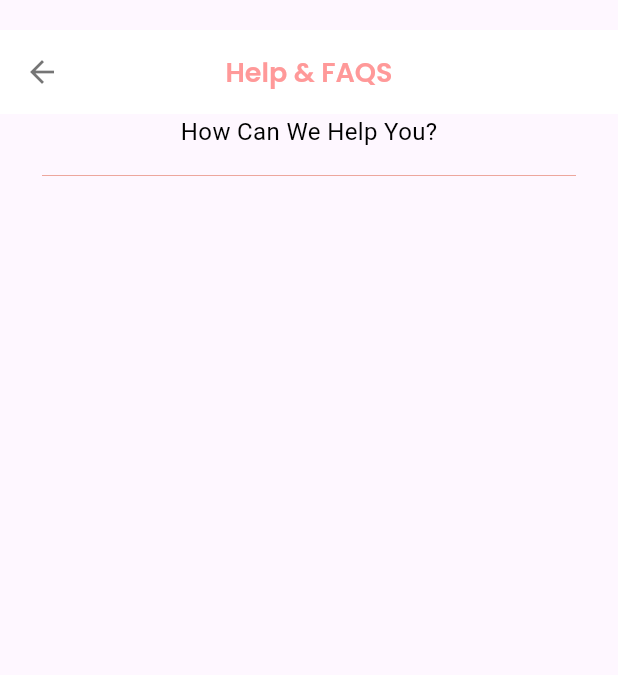
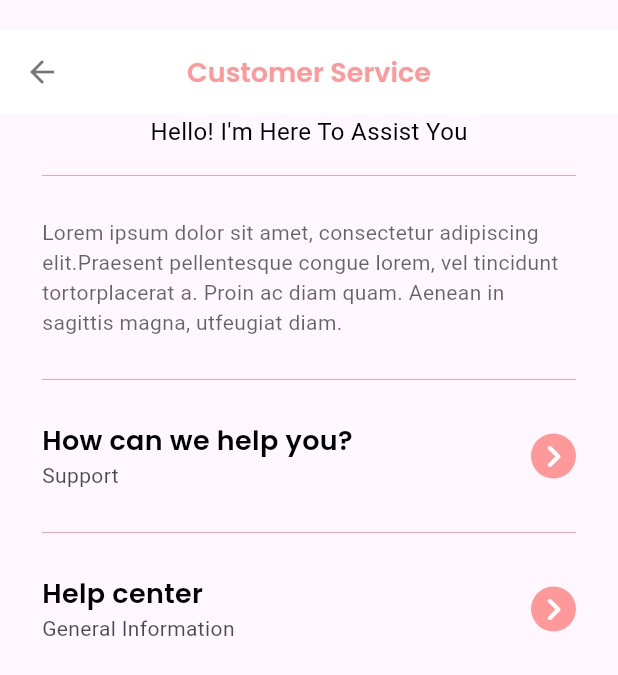
Before and after one commit to hlakhaled/customer-service, a Flutter app: the screen it shows after launch, on a phone screen of 412 x 824 dp. Shown: the top 675 px of the screen. Run offline on Flutter 3.47's test engine with Material 3 defaults, Android fonts, the phone set to English and light mode, and no system bars; our stand-ins replace get, google_fonts.

Commit message:
finish customer service screen

```diff
--- a/lib/core/widgets/custom_app_bar.dart
+++ b/lib/core/widgets/custom_app_bar.dart
@@ -1,11 +1,12 @@
 import 'package:customer_service/core/constatnts/app_colors.dart';
 import 'package:customer_service/core/utils/styles.dart';
 import 'package:customer_service/core/widgets/custom_divider.dart';
+import 'package:customer_service/data/common_model.dart';
 import 'package:flutter/material.dart';
 
 class CustomAppBar extends StatelessWidget implements PreferredSizeWidget {
-  const CustomAppBar({super.key});
-
+  const CustomAppBar({super.key, required this.commonModel});
+  final CommonModel commonModel;
   @override
   Widget build(BuildContext context) {
     return Column(
@@ -24,12 +25,12 @@ class CustomAppBar extends StatelessWidget implements PreferredSizeWidget {
             },
           ),
           title: Text(
-            "Help & FAQS",
+            commonModel.title,
             style: Styles.textStyle18,
           ),
         ),
         Text(
-          "How Can We Help You?",
+          commonModel.description,
           style: Styles.textStyle16,
         ),
         const SizedBox(
--- a/lib/core/widgets/custom_divider.dart
+++ b/lib/core/widgets/custom_divider.dart
@@ -1,6 +1,5 @@
 import 'package:customer_service/core/constatnts/app_colors.dart';
 import 'package:flutter/material.dart';
-
 
 class CustomDivider extends StatelessWidget {
   const CustomDivider({super.key});
--- /dev/null
+++ b/lib/data/common_model.dart
@@ -0,0 +1,6 @@
+class CommonModel {
+  final String title;
+  final String description;
+
+  const CommonModel({required this.title, required this.description});
+}
--- a/lib/modules/customer_service_module/views/widgets/customer_service_body.dart
+++ b/lib/modules/customer_service_module/views/widgets/customer_service_body.dart
@@ -1,20 +1,54 @@
+import 'package:customer_service/core/utils/styles.dart';
 import 'package:customer_service/core/widgets/custom_app_bar.dart';
-import 'package:flutter/widgets.dart';
+import 'package:customer_service/core/widgets/custom_divider.dart';
+import 'package:customer_service/data/common_model.dart';
+import 'package:customer_service/modules/customer_service_module/views/widgets/helping_section.dart';
+import 'package:flutter/material.dart';
 
 class CustomerServiceBody extends StatelessWidget {
   const CustomerServiceBody({super.key});
-
+  final List<CommonModel> help = const [
+    CommonModel(title: "How can we help you?", description: "Support"),
+    CommonModel(title: "Help center", description: "General Information"),
+  ];
   @override
   Widget build(BuildContext context) {
-    return const CustomScrollView(
+    return CustomScrollView(
       slivers: [
-        SliverToBoxAdapter(
+        const SliverToBoxAdapter(
             child: Padding(
           padding: EdgeInsets.only(
             top: 20,
           ),
-          child: CustomAppBar(),
-        ))
+          child: CustomAppBar(
+            commonModel: CommonModel(
+                title: "Customer Service",
+                description: "Hello! I'm Here To Assist You"),
+          ),
+        )),
+        SliverToBoxAdapter(
+            child: Padding(
+          padding: const EdgeInsets.symmetric(horizontal: 28, vertical: 20),
+          child: Text(
+            'Lorem ipsum dolor sit amet, consectetur adipiscing elit.Praesent pellentesque congue lorem, vel tincidunt tortorplacerat a. Proin ac diam quam. Aenean in sagittis magna, utfeugiat diam.',
+            style: Styles.textStyle14
+                .copyWith(color: Colors.black.withOpacity(0.6)),
+          ),
+        )),
+        const SliverToBoxAdapter(
+          child: CustomDivider(),
+        ),
+        SliverToBoxAdapter(
+            child: HelpingSection(
+          helpingSectionModel: help[0],
+        )),
+        const SliverToBoxAdapter(
+          child: CustomDivider(),
+        ),
+        SliverToBoxAdapter(
+            child: HelpingSection(
+          helpingSectionModel: help[1],
+        )),
       ],
     );
   }
--- /dev/null
+++ b/lib/modules/customer_service_module/views/widgets/helping_section.dart
@@ -0,0 +1,41 @@
+import 'package:customer_service/core/constatnts/app_colors.dart';
+import 'package:customer_service/core/utils/styles.dart';
+import 'package:customer_service/data/common_model.dart';
+import 'package:flutter/material.dart';
+
+class HelpingSection extends StatelessWidget {
+  const HelpingSection({super.key, required this.helpingSectionModel});
+  final CommonModel helpingSectionModel;
+  @override
+  Widget build(BuildContext context) {
+    return Padding(
+      padding: const EdgeInsets.symmetric(horizontal: 28, vertical: 20),
+      child: Row(
+        children: [
+          Column(
+            crossAxisAlignment: CrossAxisAlignment.start,
+            children: [
+              Text(
+                helpingSectionModel.title,
+                style: Styles.textStyle18.copyWith(color: Colors.black),
+              ),
+              Text(helpingSectionModel.description,
+                  style: Styles.textStyle14
+                      .copyWith(color: Colors.black.withOpacity(0.7)))
+            ],
+          ),
+          const Spacer(),
+          const CircleAvatar(
+            backgroundColor: AppColors.salmon,
+            radius: 15,
+            child: Icon(
+              Icons.navigate_next_rounded,
+              size: 30,
+              color: AppColors.white,
+            ),
+          ),
+        ],
+      ),
+    );
+  }
+}
```
